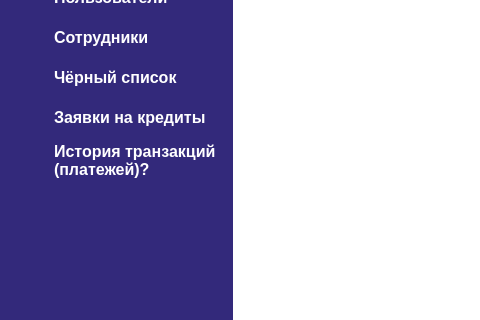
Before: the Qt Designer form Gui/window_admin.ui in MyEdit/Casino_Client, drawn with Qt 5; both pictures show x 0 to 480 and y 193 to 513 of the 948 by 665 pixel window.
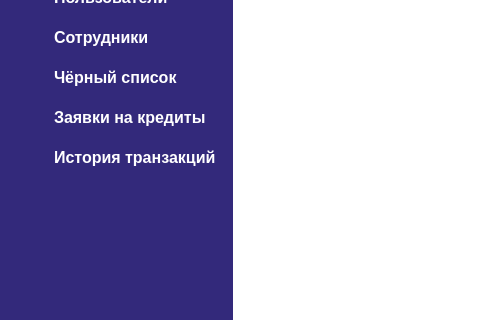
After: the same form once the commit is applied. Icons and pictures are not drawn.

What changed in the file:
```diff
--- a/Gui/window_admin.ui
+++ b/Gui/window_admin.ui
@@ -403,8 +403,7 @@
 }</string>
         </property>
         <property name="text">
-         <string>История транзакций
-(платежей)?</string>
+         <string>История транзакций</string>
         </property>
        </widget>
       </item>
```
Left out of the diff: 4 changed lines with no effect on the pictures.
